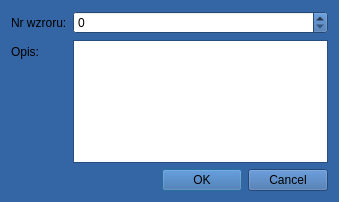
Qt form nowywzorDialog.ui (militia11/shoes) before a commit.
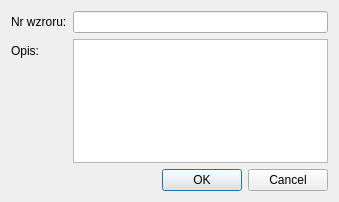
The same form after that commit.

What changed in the file:
```diff
--- a/nowywzorDialog.ui
+++ b/nowywzorDialog.ui
@@ -10,421 +10,6 @@
     <height>202</height>
    </rect>
   </property>
-  <property name="palette">
-   <palette>
-    <active>
-     <colorrole role="WindowText">
-      <brush brushstyle="SolidPattern">
-       <color alpha="255">
-        <red>0</red>
-        <green>0</green>
-        <blue>0</blue>
-       </color>
-      </brush>
-     </colorrole>
-     <colorrole role="Button">
-      <brush brushstyle="SolidPattern">
-       <color alpha="255">
-        <red>52</red>
-        <green>101</green>
-        <blue>164</blue>
-       </color>
-      </brush>
-     </colorrole>
-     <colorrole role="Light">
-      <brush brushstyle="SolidPattern">
-       <color alpha="255">
-        <red>78</red>
-        <green>152</green>
-        <blue>246</blue>
-       </color>
-      </brush>
-     </colorrole>
-     <colorrole role="Midlight">
-      <brush brushstyle="SolidPattern">
-       <color alpha="255">
-        <red>65</red>
-        <green>126</green>
-        <blue>205</blue>
-       </color>
-      </brush>
-     </colorrole>
-     <colorrole role="Dark">
-      <brush brushstyle="SolidPattern">
-       <color alpha="255">
-        <red>26</red>
-        <green>50</green>
-        <blue>82</blue>
-       </color>
-      </brush>
-     </colorrole>
-     <colorrole role="Mid">
-      <brush brushstyle="SolidPattern">
-       <color alpha="255">
-        <red>34</red>
-        <green>67</green>
-        <blue>109</blue>
-       </color>
-      </brush>
-     </colorrole>
-     <colorrole role="Text">
-      <brush brushstyle="SolidPattern">
-       <color alpha="255">
-        <red>0</red>
-        <green>0</green>
-        <blue>0</blue>
-       </color>
-      </brush>
-     </colorrole>
-     <colorrole role="BrightText">
-      <brush brushstyle="SolidPattern">
-       <color alpha="255">
-        <red>255</red>
-        <green>255</green>
-        <blue>255</blue>
-       </color>
-      </brush>
-     </colorrole>
-     <colorrole role="ButtonText">
-      <brush brushstyle="SolidPattern">
-       <color alpha="255">
-        <red>0</red>
-        <green>0</green>
-        <blue>0</blue>
-       </color>
-      </brush>
-     </colorrole>
-     <colorrole role="Base">
-      <brush brushstyle="SolidPattern">
-       <color alpha="255">
-        <red>255</red>
-        <green>255</green>
-        <blue>255</blue>
-       </color>
-      </brush>
-     </colorrole>
-     <colorrole role="Window">
-      <brush brushstyle="SolidPattern">
-       <color alpha="255">
-        <red>52</red>
-        <green>101</green>
-        <blue>164</blue>
-       </color>
-      </brush>
-     </colorrole>
-     <colorrole role="Shadow">
-      <brush brushstyle="SolidPattern">
-       <color alpha="255">
-        <red>0</red>
-        <green>0</green>
-        <blue>0</blue>
-       </color>
-      </brush>
-     </colorrole>
-     <colorrole role="AlternateBase">
-      <brush brushstyle="SolidPattern">
-       <color alpha="255">
-        <red>153</red>
-        <green>178</green>
-        <blue>209</blue>
-       </color>
-      </brush>
-     </colorrole>
-     <colorrole role="ToolTipBase">
-      <brush brushstyle="SolidPattern">
-       <color alpha="255">
-        <red>255</red>
-        <green>255</green>
-        <blue>220</blue>
-       </color>
-      </brush>
-     </colorrole>
-     <colorrole role="ToolTipText">
-      <brush brushstyle="SolidPattern">
-       <color alpha="255">
-        <red>0</red>
-        <green>0</green>
-        <blue>0</blue>
-       </color>
-      </brush>
-     </colorrole>
-    </active>
-    <inactive>
-     <colorrole role="WindowText">
-      <brush brushstyle="SolidPattern">
-       <color alpha="255">
-        <red>0</red>
-        <green>0</green>
-        <blue>0</blue>
-       </color>
-      </brush>
-     </colorrole>
-     <colorrole role="Button">
-      <brush brushstyle="SolidPattern">
-       <color alpha="255">
-        <red>52</red>
-        <green>101</green>
-        <blue>164</blue>
-       </color>
-      </brush>
-     </colorrole>
-     <colorrole role="Light">
-      <brush brushstyle="SolidPattern">
-       <color alpha="255">
-        <red>78</red>
-        <green>152</green>
-        <blue>246</blue>
-       </color>
-      </brush>
-     </colorrole>
-     <colorrole role="Midlight">
-      <brush brushstyle="SolidPattern">
-       <color alpha="255">
-        <red>65</red>
-        <green>126</green>
-        <blue>205</blue>
-       </color>
-      </brush>
-     </colorrole>
-     <colorrole role="Dark">
-      <brush brushstyle="SolidPattern">
-       <color alpha="255">
-        <red>26</red>
-        <green>50</green>
-        <blue>82</blue>
-       </color>
-      </brush>
-     </colorrole>
-     <colorrole role="Mid">
-      <brush brushstyle="SolidPattern">
-       <color alpha="255">
-        <red>34</red>
-        <green>67</green>
-        <blue>109</blue>
-       </color>
-      </brush>
-     </colorrole>
-     <colorrole role="Text">
-      <brush brushstyle="SolidPattern">
-       <color alpha="255">
-        <red>0</red>
-        <green>0</green>
-        <blue>0</blue>
-       </color>
-      </brush>
-     </colorrole>
-     <colorrole role="BrightText">
-      <brush brushstyle="SolidPattern">
-       <color alpha="255">
-        <red>255</red>
-        <green>255</green>
-        <blue>255</blue>
-       </color>
-      </brush>
-     </colorrole>
-     <colorrole role="ButtonText">
-      <brush brushstyle="SolidPattern">
-       <color alpha="255">
-        <red>0</red>
-        <green>0</green>
-        <blue>0</blue>
-       </color>
-      </brush>
-     </colorrole>
-     <colorrole role="Base">
-      <brush brushstyle="SolidPattern">
-       <color alpha="255">
-        <red>255</red>
-        <green>255</green>
-        <blue>255</blue>
-       </color>
-      </brush>
-     </colorrole>
-     <colorrole role="Window">
-      <brush brushstyle="SolidPattern">
-       <color alpha="255">
-        <red>52</red>
-        <green>101</green>
-        <blue>164</blue>
-       </color>
-      </brush>
-     </colorrole>
-     <colorrole role="Shadow">
-      <brush brushstyle="SolidPattern">
-       <color alpha="255">
-        <red>0</red>
-        <green>0</green>
-        <blue>0</blue>
-       </color>
-      </brush>
-     </colorrole>
-     <colorrole role="AlternateBase">
-      <brush brushstyle="SolidPattern">
-       <color alpha="255">
-        <red>153</red>
-        <green>178</green>
-        <blue>209</blue>
-       </color>
-      </brush>
-     </colorrole>
-     <colorrole role="ToolTipBase">
-      <brush brushstyle="SolidPattern">
-       <color alpha="255">
-        <red>255</red>
-        <green>255</green>
-        <blue>220</blue>
-       </color>
-      </brush>
-     </colorrole>
-     <colorrole role="ToolTipText">
-      <brush brushstyle="SolidPattern">
-       <color alpha="255">
-        <red>0</red>
-        <green>0</green>
-        <blue>0</blue>
-       </color>
-      </brush>
-     </colorrole>
-    </inactive>
-    <disabled>
-     <colorrole role="WindowText">
-      <brush brushstyle="SolidPattern">
-       <color alpha="255">
-        <red>26</red>
-        <green>50</green>
-        <blue>82</blue>
-       </color>
-      </brush>
-     </colorrole>
-     <colorrole role="Button">
-      <brush brushstyle="SolidPattern">
-       <color alpha="255">
-        <red>52</red>
-        <green>101</green>
-        <blue>164</blue>
-       </color>
-      </brush>
-     </colorrole>
-     <colorrole role="Light">
-      <brush brushstyle="SolidPattern">
-       <color alpha="255">
-        <red>78</red>
-        <green>152</green>
-        <blue>246</blue>
-       </color>
-      </brush>
-     </colorrole>
-     <colorrole role="Midlight">
-      <brush brushstyle="SolidPattern">
-       <color alpha="255">
-        <red>65</red>
-        <green>126</green>
-        <blue>205</blue>
-       </color>
-      </brush>
-     </colorrole>
-     <colorrole role="Dark">
-      <brush brushstyle="SolidPattern">
-       <color alpha="255">
-        <red>26</red>
-        <green>50</green>
-        <blue>82</blue>
-       </color>
-      </brush>
-     </colorrole>
-     <colorrole role="Mid">
-      <brush brushstyle="SolidPattern">
-       <color alpha="255">
-        <red>34</red>
-        <green>67</green>
-        <blue>109</blue>
-       </color>
-      </brush>
-     </colorrole>
-     <colorrole role="Text">
-      <brush brushstyle="SolidPattern">
-       <color alpha="255">
-        <red>26</red>
-        <green>50</green>
-        <blue>82</blue>
-       </color>
-      </brush>
-     </colorrole>
-     <colorrole role="BrightText">
-      <brush brushstyle="SolidPattern">
-       <color alpha="255">
-        <red>255</red>
-        <green>255</green>
-        <blue>255</blue>
-       </color>
-      </brush>
-     </colorrole>
-     <colorrole role="ButtonText">
-      <brush brushstyle="SolidPattern">
-       <color alpha="255">
-        <red>26</red>
-        <green>50</green>
-        <blue>82</blue>
-       </color>
-      </brush>
-     </colorrole>
-     <colorrole role="Base">
-      <brush brushstyle="SolidPattern">
-       <color alpha="255">
-        <red>52</red>
-        <green>101</green>
-        <blue>164</blue>
-       </color>
-      </brush>
-     </colorrole>
-     <colorrole role="Window">
-      <brush brushstyle="SolidPattern">
-       <color alpha="255">
-        <red>52</red>
-        <green>101</green>
-        <blue>164</blue>
-       </color>
-      </brush>
-     </colorrole>
-     <colorrole role="Shadow">
-      <brush brushstyle="SolidPattern">
-       <color alpha="255">
-        <red>0</red>
-        <green>0</green>
-        <blue>0</blue>
-       </color>
-      </brush>
-     </colorrole>
-     <colorrole role="AlternateBase">
-      <brush brushstyle="SolidPattern">
-       <color alpha="255">
-        <red>52</red>
-        <green>101</green>
-        <blue>164</blue>
-       </color>
-      </brush>
-     </colorrole>
-     <colorrole role="ToolTipBase">
-      <brush brushstyle="SolidPattern">
-       <color alpha="255">
-        <red>255</red>
-        <green>255</green>
-        <blue>220</blue>
-       </color>
-      </brush>
-     </colorrole>
-     <colorrole role="ToolTipText">
-      <brush brushstyle="SolidPattern">
-       <color alpha="255">
-        <red>0</red>
-        <green>0</green>
-        <blue>0</blue>
-       </color>
-      </brush>
-     </colorrole>
-    </disabled>
-   </palette>
-  </property>
   <property name="windowTitle">
    <string>Dodaj opis</string>
   </property>
@@ -445,12 +30,12 @@
        </property>
       </widget>
      </item>
-     <item row="0" column="1">
-      <widget class="QSpinBox" name="spinBox"/>
-     </item>
      <item row="1" column="1">
       <widget class="QTextEdit" name="textEdit"/>
      </item>
+     <item row="0" column="1">
+      <widget class="QLineEdit" name="spinBox"/>
+     </item>
     </layout>
    </item>
    <item>
```
Left out of the diff: 4 changed lines with no effect on the pictures.
